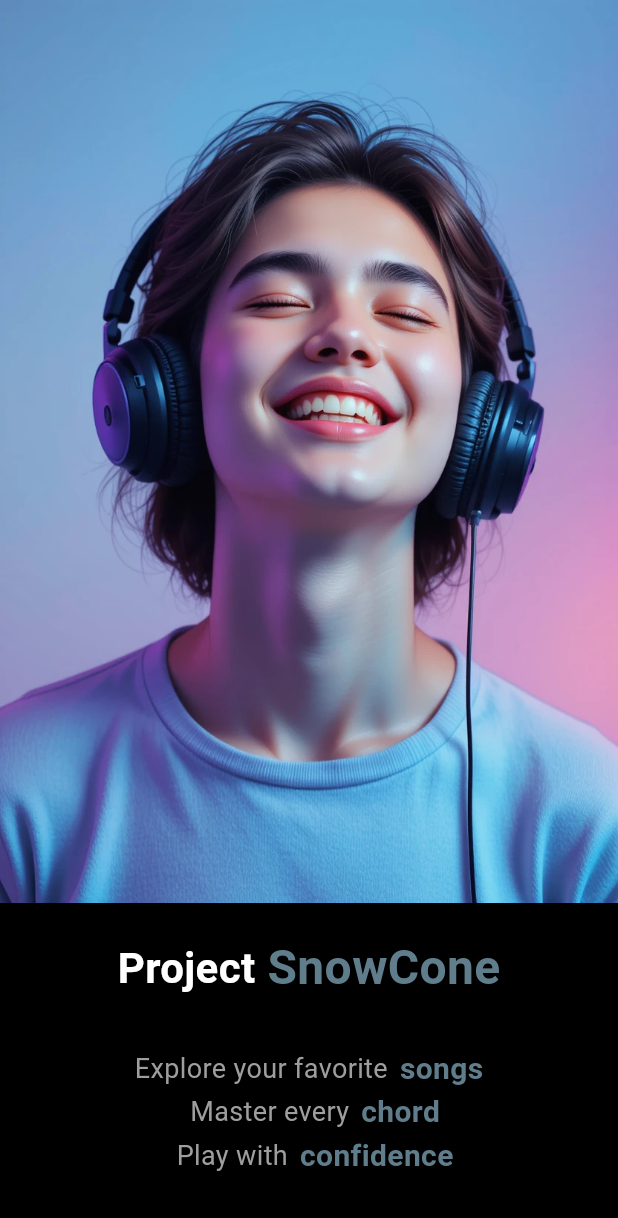
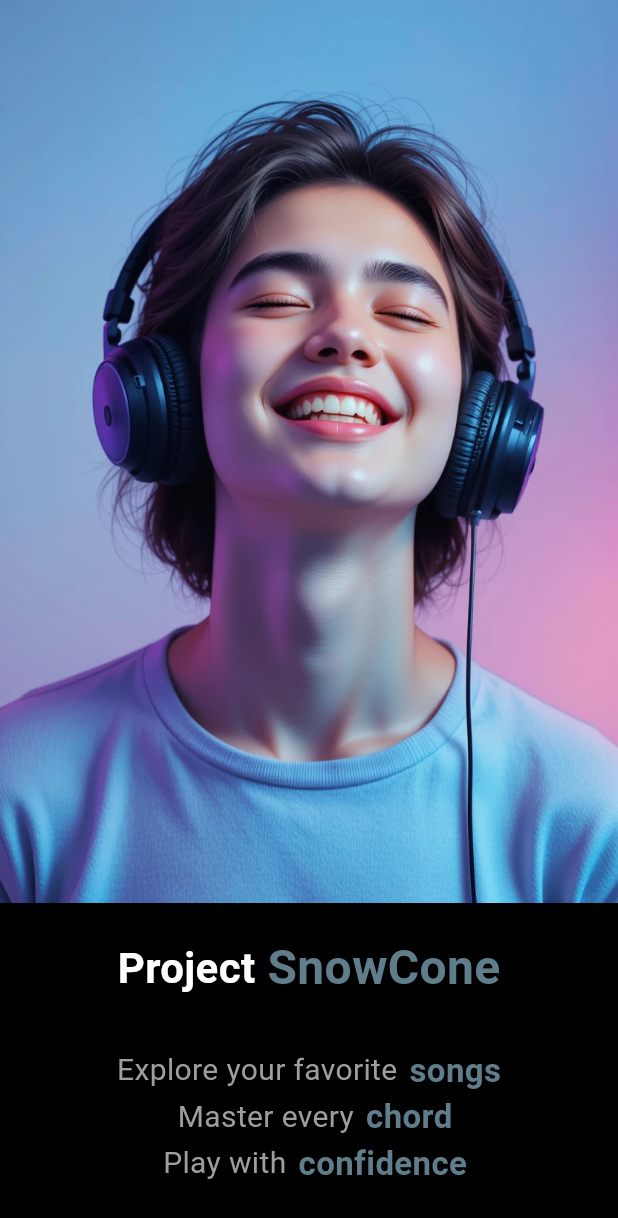
Before and after one commit to Th3-D5-482/Project-SnowCone, a Flutter app: the screen it shows after launch, on a phone screen of 412 x 824 dp. Shown: the top 1218 px of the screen. Run offline on Flutter 3.47's test engine with Material 3 defaults, Android fonts, the phone set to English and light mode, and no system bars.

Commit message:
Th3_D5_482

```diff
--- a/lib/screens/welcome.dart
+++ b/lib/screens/welcome.dart
@@ -34,13 +34,13 @@ class Welcome extends StatelessWidget {
             children: [
               Text(
                 'Explore your favorite',
-                style: TextStyle(fontSize: 18, color: Colors.grey),
+                style: TextStyle(fontSize: 20, color: Colors.grey),
               ),
               SizedBox(width: 8.0),
               Text(
                 'songs',
                 style: TextStyle(
-                  fontSize: 20,
+                  fontSize: 22,
                   color: Colors.blueGrey,
                   fontWeight: FontWeight.bold,
                 ),
@@ -53,13 +53,13 @@ class Welcome extends StatelessWidget {
               SizedBox(width: 8.0),
               Text(
                 'Master every',
-                style: TextStyle(fontSize: 18, color: Colors.grey),
+                style: TextStyle(fontSize: 20, color: Colors.grey),
               ),
               SizedBox(width: 8.0),
               Text(
                 'chord',
                 style: TextStyle(
-                  fontSize: 20,
+                  fontSize: 22,
                   color: Colors.blueGrey,
                   fontWeight: FontWeight.bold,
                 ),
@@ -72,13 +72,13 @@ class Welcome extends StatelessWidget {
               SizedBox(width: 8.0),
               Text(
                 'Play with',
-                style: TextStyle(fontSize: 18, color: Colors.grey),
+                style: TextStyle(fontSize: 20, color: Colors.grey),
               ),
               SizedBox(width: 8.0),
               Text(
                 'confidence',
                 style: TextStyle(
-                  fontSize: 20,
+                  fontSize: 22,
                   color: Colors.blueGrey,
                   fontWeight: FontWeight.bold,
                 ),
```
